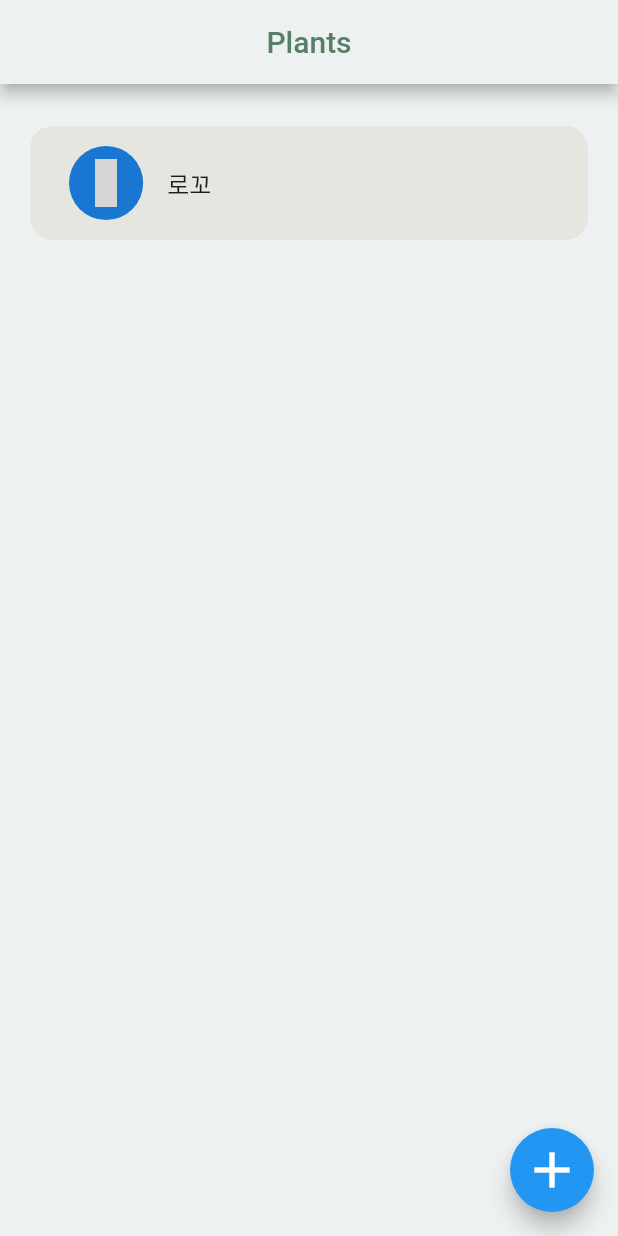
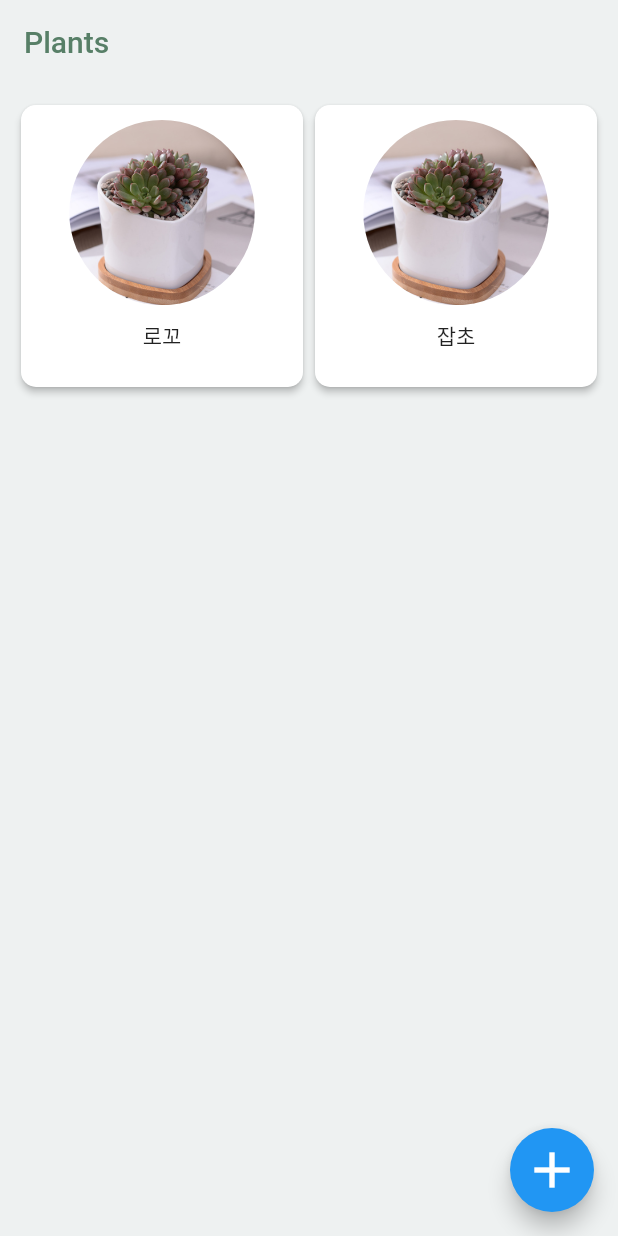
Before and after one commit to mintchocojaem/plantory, a Flutter app: the PlantsPage screen opened directly, on a phone screen of 412 x 824 dp. Run offline on Flutter 3.47's test engine with Material 2 defaults, Android fonts, the phone set to English and light mode, and no system bars; our stand-ins replace date_picker_timeline, delayed_display, flutter_image_slideshow, flutter_staggered_animations, page_transition, table_calendar and 1 more; grey boxes are pictures that could not be loaded.

```diff
--- a/lib/views/calendar/calendar_page.dart
+++ b/lib/views/calendar/calendar_page.dart
@@ -26,8 +26,8 @@ class _CalendarPage extends State<CalendarPage>{
     return Scaffold(
       backgroundColor: Color(0xffEEF1F1),
       appBar: AppBar(
+        elevation: 0,
         automaticallyImplyLeading: false,
-        centerTitle: true,
         backgroundColor: Color(0xffEEF1F1),
         title: const Text(
           "Calender",
--- a/lib/views/home/home_page.dart
+++ b/lib/views/home/home_page.dart
@@ -30,6 +30,27 @@ List<Plant> plantList = [
         "startDate" : "2022-07-27",
       },
     ],
+  ),
+  Plant(
+    id: 0,
+    name: "잡초",
+    type: "난",
+    date: "2022-07-28",
+    note: null,
+    cycles:[
+      {
+        "id" : 0,
+        "type" : "물",
+        "cycle" : "7",
+        "startDate" : "2022-07-28",
+      },
+      {
+        "id" : 1,
+        "type" : "분갈이",
+        "cycle" : "14",
+        "startDate" : "2022-07-28",
+      },
+    ],
   )
 ];
 
@@ -58,8 +79,8 @@ class _HomePage extends State<HomePage>{
     return Scaffold(
       backgroundColor: Color(0xffEEF1F1),
       appBar: AppBar(
+        elevation: 0,
         automaticallyImplyLeading: false,
-        centerTitle: true,
         backgroundColor: Color(0xffEEF1F1),
         title: const Text(
           "Home",
@@ -78,7 +99,8 @@ class _HomePage extends State<HomePage>{
                 children: [
                   Column(
                     children: [
-                      ClipOval(child: Image.asset('images/plant1.jpeg',width: 256,height: 256,)),
+                      ClipOval(child: Image.asset('images/plant1.jpeg',width: MediaQuery.of(context).size.width * 0.6,
+                        height: MediaQuery.of(context).size.width * 0.6,)),
                       SizedBox(height: 20),
                       Text("${plantList[0].type!}", style: TextStyle(),),
                       SizedBox(height: 10),
@@ -104,7 +126,7 @@ class _HomePage extends State<HomePage>{
                           padding: EdgeInsets.only(top: 10,bottom: 10,left: 10,right: 10),
                           child: Column(
                             children: [
-                              Text("${plantList[0].type!}와 함께한 날 D +${DateFormat('yyyy-MM-dd')
+                              Text("${plantList[0].name!}와 함께한 날 D +${DateFormat('yyyy-MM-dd')
                                   .parse(DateTime.now().toString()).difference(DateFormat('yyyy-MM-dd')
                                   .parse(plantList[0].date!)).inDays}"),
                               Divider(thickness: 1,),
--- a/lib/views/plant/plants_page.dart
+++ b/lib/views/plant/plants_page.dart
@@ -27,52 +27,59 @@ class _PlantsPage extends State<PlantsPage> {
       backgroundColor: Color(0xffEEF1F1),
       appBar: AppBar(
         automaticallyImplyLeading: false,
-        centerTitle: true,
+        elevation: 0,
         backgroundColor: Color(0xffEEF1F1),
         title: const Text(
           "Plants",
           style: TextStyle(color: primaryColor),
         ),
       ),
-      body: Column(
-        children: [
-          Expanded(
-              child: ListView.builder(
-                  padding: const EdgeInsets.symmetric(horizontal: 20, vertical: 20),
-                  itemCount: widget.plantList.length,
-                  itemBuilder: (context, index) =>
-                      Padding(
-                        padding: const EdgeInsets.only(top: 8, bottom: 8),
-                        child: Container(
-                          padding: const EdgeInsets.symmetric(
-                              horizontal: 10, vertical: 10),
-                          decoration: BoxDecoration(
-                              color: const Color(0xffE5E6E0),
-                              borderRadius: BorderRadius.circular(15)),
-                          child: ListTile(
-                            // mainAxisAlignment: MainAxisAlignment.spaceAround,
-                            leading: CircleAvatar(
-                              radius: MediaQuery.of(context).size.height * 0.03,
-                              child: ClipRRect(
-                                borderRadius: BorderRadius.circular(100),
-                                child: const Center(
-                                    child: Icon(
-                                      UniconsLine.flower,
-                                      size: 32,
-                                    )
+      body: Padding(
+        padding: const EdgeInsets.all(10.0),
+        child: GridView.builder(
+          gridDelegate:
+          const SliverGridDelegateWithFixedCrossAxisCount(crossAxisCount: 2),
+          itemBuilder: (context, position) {
+            return Card(
+              shape: RoundedRectangleBorder(
+                  borderRadius: BorderRadius.circular(10)),
+              elevation: 2,
+              child: Wrap(
+                children: [
+                  Padding(
+                      padding: const EdgeInsets.all(10.0),
+                      child: InkWell(
+                          onTap: () {
+                            Navigator.of(context).push(MaterialPageRoute(builder: ((context) =>
+                                PlantDetailPage(plant: widget.plantList[position]))));
+                          },
+                          child: Center(
+                            child: Column(
+                              children: [
+                                Center(
+                                  child: ClipOval(child: Image.asset('images/plant1.jpeg',width: MediaQuery.of(context).size.width * 0.3
+                                    ,height: MediaQuery.of(context).size.width * 0.3,)),
                                 ),
-                              ),
+                                Padding(
+                                  padding: const EdgeInsets.all(10),
+                                  child: Container(
+                                    alignment: Alignment.bottomCenter,
+                                    child: Text(
+                                      widget.plantList[position].name!,
+                                      textAlign: TextAlign.center,
+                                      style: TextStyle(),
+                                    ),
+                                  ),
+                                )
+                              ],
                             ),
-                            title: Text("${widget.plantList[index].name}"),
-                            onTap: (){
-                              Navigator.of(context).push(MaterialPageRoute(builder:
-                                  (context) => PlantDetailPage(plant: widget.plantList[index])));
-                            },
-                          ),
-                        ),
-                      ))
-          )
-        ],
+                          ))),
+                ],
+              ),
+            );
+          },
+          itemCount: widget.plantList.length,
+        ),
       ),
       floatingActionButton: FloatingActionButton(
         onPressed: () {
--- a/pubspec.yaml
+++ b/pubspec.yaml
@@ -41,6 +41,7 @@ dependencies:
   page_transition: ^2.0.4
   eva_icons_flutter: ^3.0.2
   flutter_image_slideshow: ^0.1.2
+  flutter_staggered_animations: ^1.0.0
   intl: ^0.17.0
 
 dev_dependencies:
```
Also changed, not shown: lib/views/calendar/calendar.dart (+30 -17 lines), pubspec.lock.
